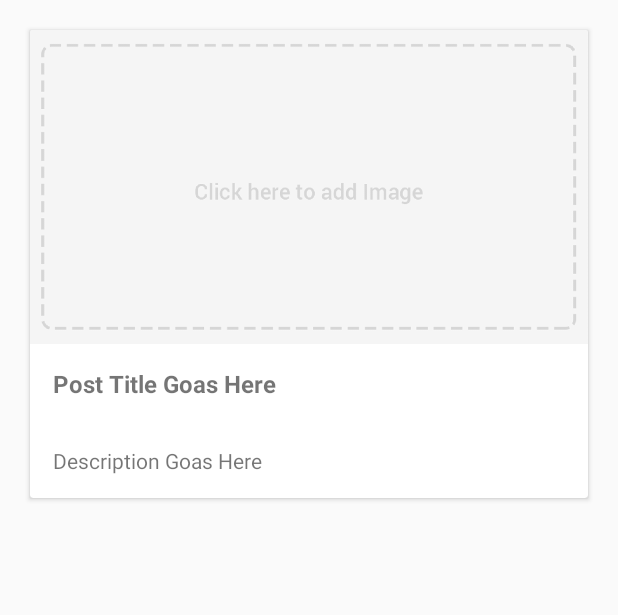
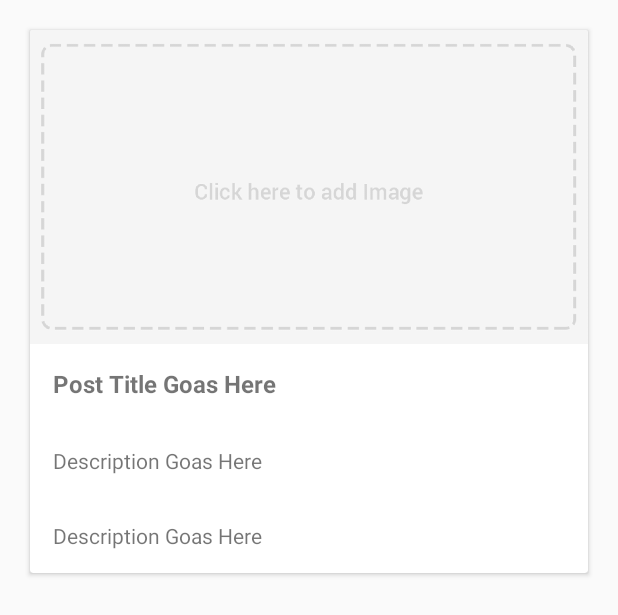
Before and after one commit to sebasval/Table, an Android app: the layout blog_row.xml on its own in the app's theme, with its tools: preview values and no code run, on a phone screen of 412 x 824 dp. Shown: the top 615 px of the screen. Run offline under Robolectric (Android 15) with nearby library versions, the phone set to English and light mode, and no system bars.

```diff
--- a/app/build.gradle
+++ b/app/build.gradle
@@ -33,7 +33,7 @@ dependencies {
     compile 'com.android.support:cardview-v7:25.1.0'
     compile 'com.google.firebase:firebase-auth:9.0.0'
     compile 'com.facebook.android:facebook-android-sdk:[4,5)'
-    compile 'com.github.bumptech.glide:glide:3.7.0'
+    compile 'com.squareup.picasso:picasso:2.5.2'
     testCompile 'junit:junit:4.12'
 }
 apply plugin: 'com.google.gms.google-services'
--- a/app/src/main/res/layout/blog_row.xml
+++ b/app/src/main/res/layout/blog_row.xml
@@ -37,6 +37,16 @@
             android:paddingRight="15dp"
             android:paddingBottom="15dp"/>
 
+        <TextView
+            android:layout_width="match_parent"
+            android:layout_height="wrap_content"
+            android:id="@+id/post_ui"
+            android:text="@string/description_goas_here"
+            android:padding="15dp"
+            android:paddingLeft="15dp"
+            android:paddingRight="15dp"
+            android:paddingBottom="15dp"/>
+
     </LinearLayout>
 
 </android.support.v7.widget.CardView>
```
Also changed, not shown: app/src/main/java/tesis/utadeo/table/Blog_Card.java (+10 -0 lines), app/src/main/java/tesis/utadeo/table/MainActivity.java (+60 -0 lines).
